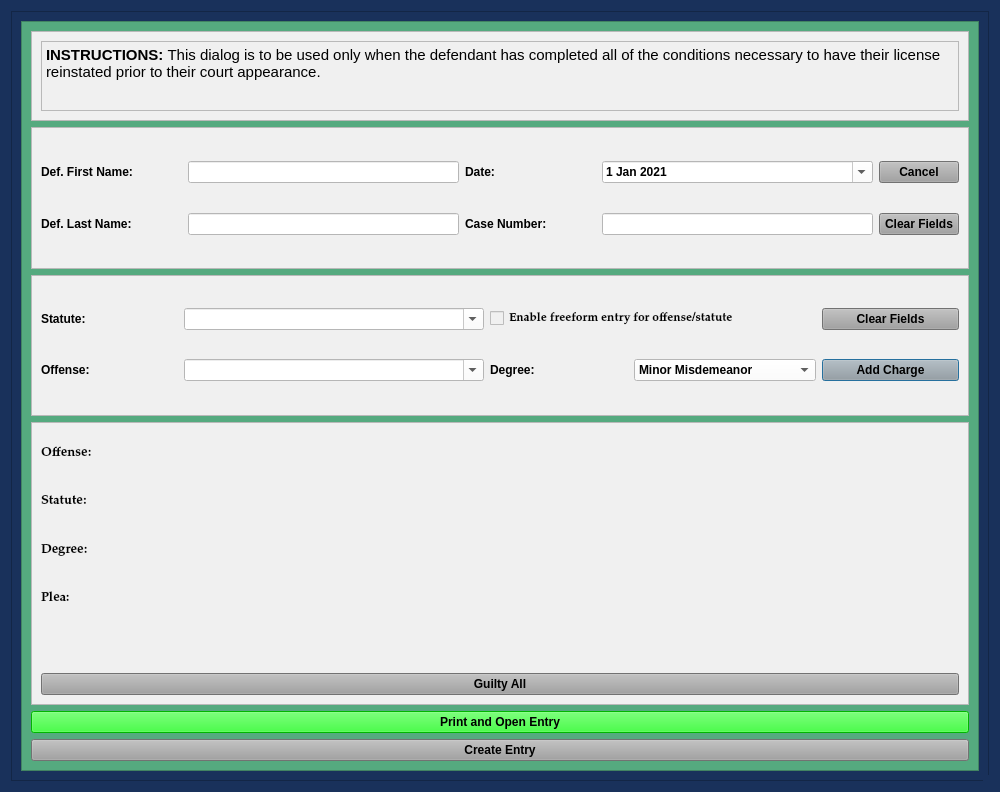
Before: the Qt Designer form views/ui/LeapPleaShortDialog.ui in HunterProgram22/MuniEntry, drawn with Qt 5.
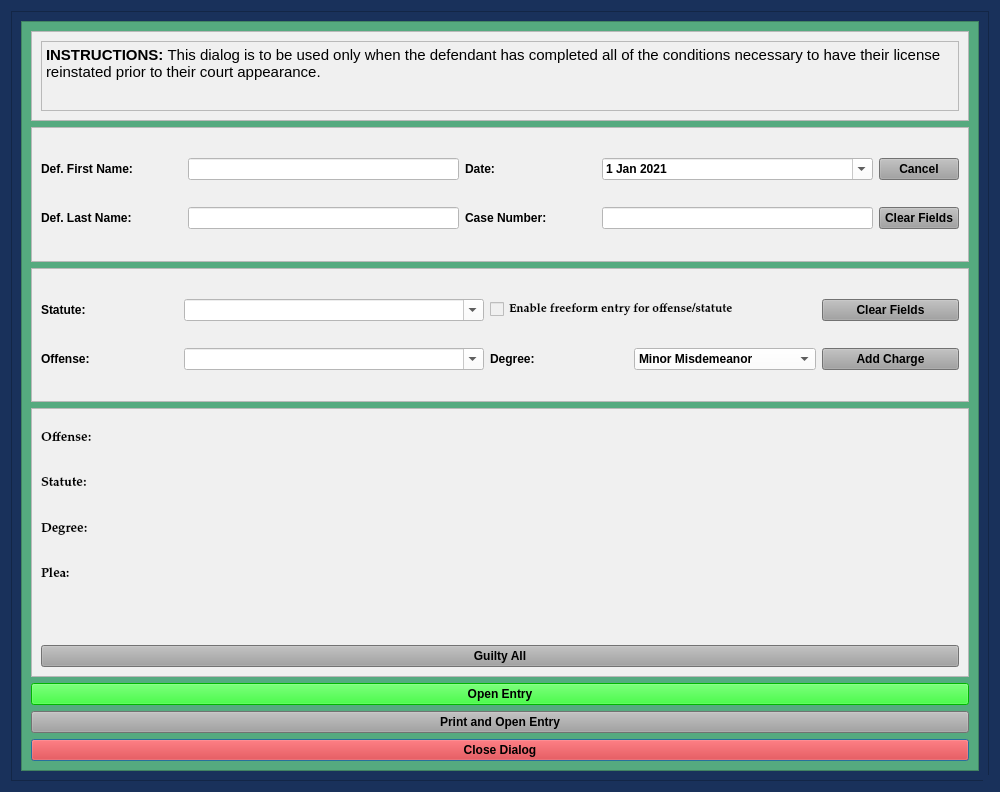
After: the same form once the commit is applied.

Commit message: Updated LEAP and Not Guilty with close button.

```diff
--- a/views/ui/LeapPleaShortDialog.ui
+++ b/views/ui/LeapPleaShortDialog.ui
@@ -177,11 +177,21 @@
           <rect>
            <x>0</x>
            <y>0</y>
-           <width>956</width>
-           <height>748</height>
+           <width>960</width>
+           <height>752</height>
           </rect>
          </property>
-         <layout class="QGridLayout" name="gridLayout_5" rowstretch="1,2,2,4,1,0">
+         <layout class="QGridLayout" name="gridLayout_5" rowstretch="1,2,2,4,1,0,0,0">
+          <item row="7" column="0">
+           <widget class="QPushButton" name="close_dialog_Button">
+            <property name="styleSheet">
+             <string notr="true">background-color: rgb(255, 0, 0);</string>
+            </property>
+            <property name="text">
+             <string>Close Dialog</string>
+            </property>
+           </widget>
+          </item>
           <item row="3" column="0">
            <widget class="QFrame" name="frame_6">
             <property name="styleSheet">
@@ -194,6 +204,19 @@
              <enum>QFrame::Raised</enum>
             </property>
             <layout class="QGridLayout" name="gridLayout_3">
+             <item row="1" column="0">
+              <widget class="QPushButton" name="guilty_all_Button">
+               <property name="focusPolicy">
+                <enum>Qt::NoFocus</enum>
+               </property>
+               <property name="styleSheet">
+                <string notr="true">background-color: rgb(160, 160, 160);</string>
+               </property>
+               <property name="text">
+                <string>Guilty All</string>
+               </property>
+              </widget>
+             </item>
              <item row="0" column="0">
               <layout class="QGridLayout" name="charges_gridLayout">
                <item row="1" column="0">
@@ -272,8 +295,145 @@
                </item>
               </layout>
              </item>
+            </layout>
+           </widget>
+          </item>
+          <item row="1" column="0">
+           <widget class="QFrame" name="frame_3">
+            <property name="styleSheet">
+             <string notr="true">background-color: rgb(240, 240, 240);</string>
+            </property>
+            <property name="frameShape">
+             <enum>QFrame::StyledPanel</enum>
+            </property>
+            <property name="frameShadow">
+             <enum>QFrame::Raised</enum>
+            </property>
+            <layout class="QGridLayout" name="gridLayout">
+             <item row="0" column="0">
+              <widget class="QLabel" name="label">
+               <property name="minimumSize">
+                <size>
+                 <width>141</width>
+                 <height>0</height>
+                </size>
+               </property>
+               <property name="text">
+                <string>Def. First Name:</string>
+               </property>
+              </widget>
+             </item>
+             <item row="0" column="1">
+              <widget class="QLineEdit" name="defendant_first_name_lineEdit">
+               <property name="maximumSize">
+                <size>
+                 <width>500</width>
+                 <height>16777215</height>
+                </size>
+               </property>
+               <property name="styleSheet">
+                <string notr="true">background-color: rgb(255, 255, 255);</string>
+               </property>
+              </widget>
+             </item>
+             <item row="0" column="2">
+              <widget class="QLabel" name="label_26">
+               <property name="text">
+                <string>Date:</string>
+               </property>
+              </widget>
+             </item>
+             <item row="0" column="3">
+              <widget class="QDateEdit" name="plea_trial_date">
+               <property name="focusPolicy">
+                <enum>Qt::NoFocus</enum>
+               </property>
+               <property name="styleSheet">
+                <string notr="true">background-color: rgb(255, 255, 255);</string>
+               </property>
+               <property name="minimumDate">
+                <date>
+                 <year>2021</year>
+                 <month>1</month>
+                 <day>1</day>
+                </date>
+               </property>
+               <property name="calendarPopup">
+                <bool>true</bool>
+               </property>
+               <property name="date">
+                <date>
+                 <year>2021</year>
+                 <month>1</month>
+                 <day>1</day>
+                </date>
+               </property>
+              </widget>
+             </item>
+             <item row="0" column="4">
+              <widget class="QPushButton" name="cancel_Button">
+               <property name="focusPolicy">
+                <enum>Qt::NoFocus</enum>
+               </property>
+               <property name="styleSheet">
+                <string notr="true">background-color: rgb(160, 160, 160);</string>
+               </property>
+               <property name="text">
+                <string>Cancel</string>
+               </property>
+              </widget>
+             </item>
              <item row="1" column="0">
-              <widget class="QPushButton" name="guilty_all_Button">
+              <widget class="QLabel" name="label_2">
+               <property name="minimumSize">
+                <size>
+                 <width>141</width>
+                 <height>0</height>
+                </size>
+               </property>
+               <property name="text">
+                <string>Def. Last Name:</string>
+               </property>
+              </widget>
+             </item>
+             <item row="1" column="1">
+              <widget class="QLineEdit" name="defendant_last_name_lineEdit">
+               <property name="enabled">
+                <bool>true</bool>
+               </property>
+               <property name="styleSheet">
+                <string notr="true">background-color: rgb(255, 255, 255);</string>
+               </property>
+              </widget>
+             </item>
+             <item row="1" column="2">
+              <widget class="QLabel" name="label_3">
+               <property name="minimumSize">
+                <size>
+                 <width>131</width>
+                 <height>0</height>
+                </size>
+               </property>
+               <property name="text">
+                <string>Case Number:</string>
+               </property>
+              </widget>
+             </item>
+             <item row="1" column="3">
+              <widget class="QLineEdit" name="case_number_lineEdit">
+               <property name="maximumSize">
+                <size>
+                 <width>500</width>
+                 <height>16777215</height>
+                </size>
+               </property>
+               <property name="styleSheet">
+                <string notr="true">background-color: rgb(255, 255, 255);</string>
+               </property>
+              </widget>
+             </item>
+             <item row="1" column="4">
+              <widget class="QPushButton" name="clear_fields_case_Button">
                <property name="focusPolicy">
                 <enum>Qt::NoFocus</enum>
                </property>
@@ -281,7 +441,7 @@
                 <string notr="true">background-color: rgb(160, 160, 160);</string>
                </property>
                <property name="text">
-                <string>Guilty All</string>
+                <string>Clear Fields</string>
                </property>
               </widget>
              </item>
@@ -450,19 +610,6 @@
             </layout>
            </widget>
           </item>
-          <item row="5" column="0">
-           <widget class="QPushButton" name="create_entry_Button">
-            <property name="styleSheet">
-             <string notr="true">background-color: rgb(160, 160, 160);</string>
-            </property>
-            <property name="text">
-             <string>Create Entry</string>
-            </property>
-            <property name="autoDefault">
-             <bool>false</bool>
-            </property>
-           </widget>
-          </item>
           <item row="0" column="0">
            <widget class="QFrame" name="frame_2">
             <property name="styleSheet">
@@ -492,166 +639,29 @@
             </layout>
            </widget>
           </item>
-          <item row="1" column="0">
-           <widget class="QFrame" name="frame_3">
-            <property name="styleSheet">
-             <string notr="true">background-color: rgb(240, 240, 240);</string>
-            </property>
-            <property name="frameShape">
-             <enum>QFrame::StyledPanel</enum>
-            </property>
-            <property name="frameShadow">
-             <enum>QFrame::Raised</enum>
-            </property>
-            <layout class="QGridLayout" name="gridLayout">
-             <item row="0" column="0">
-              <widget class="QLabel" name="label">
-               <property name="minimumSize">
-                <size>
-                 <width>141</width>
-                 <height>0</height>
-                </size>
-               </property>
-               <property name="text">
-                <string>Def. First Name:</string>
-               </property>
-              </widget>
-             </item>
-             <item row="0" column="1">
-              <widget class="QLineEdit" name="defendant_first_name_lineEdit">
-               <property name="maximumSize">
-                <size>
-                 <width>500</width>
-                 <height>16777215</height>
-                </size>
-               </property>
-               <property name="styleSheet">
-                <string notr="true">background-color: rgb(255, 255, 255);</string>
-               </property>
-              </widget>
-             </item>
-             <item row="0" column="2">
-              <widget class="QLabel" name="label_26">
-               <property name="text">
-                <string>Date:</string>
-               </property>
-              </widget>
-             </item>
-             <item row="0" column="3">
-              <widget class="QDateEdit" name="plea_trial_date">
-               <property name="focusPolicy">
-                <enum>Qt::NoFocus</enum>
-               </property>
-               <property name="styleSheet">
-                <string notr="true">background-color: rgb(255, 255, 255);</string>
-               </property>
-               <property name="minimumDate">
-                <date>
-                 <year>2021</year>
-                 <month>1</month>
-                 <day>1</day>
-                </date>
-               </property>
-               <property name="calendarPopup">
-                <bool>true</bool>
-               </property>
-               <property name="date">
-                <date>
-                 <year>2021</year>
-                 <month>1</month>
-                 <day>1</day>
-                </date>
-               </property>
-              </widget>
-             </item>
-             <item row="0" column="4">
-              <widget class="QPushButton" name="cancel_Button">
-               <property name="focusPolicy">
-                <enum>Qt::NoFocus</enum>
-               </property>
-               <property name="styleSheet">
-                <string notr="true">background-color: rgb(160, 160, 160);</string>
-               </property>
-               <property name="text">
-                <string>Cancel</string>
-               </property>
-              </widget>
-             </item>
-             <item row="1" column="0">
-              <widget class="QLabel" name="label_2">
-               <property name="minimumSize">
-                <size>
-                 <width>141</width>
-                 <height>0</height>
-                </size>
-               </property>
-               <property name="text">
-                <string>Def. Last Name:</string>
-               </property>
-              </widget>
-             </item>
-             <item row="1" column="1">
-              <widget class="QLineEdit" name="defendant_last_name_lineEdit">
-               <property name="enabled">
-                <bool>true</bool>
-               </property>
-               <property name="styleSheet">
-                <string notr="true">background-color: rgb(255, 255, 255);</string>
-               </property>
-              </widget>
-             </item>
-             <item row="1" column="2">
-              <widget class="QLabel" name="label_3">
-               <property name="minimumSize">
-                <size>
-                 <width>131</width>
-                 <height>0</height>
-                </size>
-               </property>
-               <property name="text">
-                <string>Case Number:</string>
-               </property>
-              </widget>
-             </item>
-             <item row="1" column="3">
-              <widget class="QLineEdit" name="case_number_lineEdit">
-               <property name="maximumSize">
-                <size>
-                 <width>500</width>
-                 <height>16777215</height>
-                </size>
-               </property>
-               <property name="styleSheet">
-                <string notr="true">background-color: rgb(255, 255, 255);</string>
-               </property>
-              </widget>
-             </item>
-             <item row="1" column="4">
-              <widget class="QPushButton" name="clear_fields_case_Button">
-               <property name="focusPolicy">
-                <enum>Qt::NoFocus</enum>
-               </property>
-               <property name="styleSheet">
-                <string notr="true">background-color: rgb(160, 160, 160);</string>
-               </property>
-               <property name="text">
-                <string>Clear Fields</string>
-               </property>
-              </widget>
-             </item>
-            </layout>
-           </widget>
-          </item>
-          <item row="4" column="0">
+          <item row="5" column="0">
            <widget class="QPushButton" name="print_entry_Button">
             <property name="styleSheet">
-             <string notr="true">background-color: rgb(0, 255, 0);</string>
+             <string notr="true">background-color: rgb(160, 160, 160);</string>
             </property>
             <property name="text">
              <string>Print and Open Entry</string>
             </property>
            </widget>
           </item>
+          <item row="4" column="0">
+           <widget class="QPushButton" name="create_entry_Button">
+            <property name="styleSheet">
+             <string notr="true">background-color: rgb(0, 255, 0);</string>
+            </property>
+            <property name="text">
+             <string>Open Entry</string>
+            </property>
+            <property name="autoDefault">
+             <bool>false</bool>
+            </property>
+           </widget>
+          </item>
          </layout>
         </widget>
        </widget>
```
Left out of the diff: 1 changed line with no effect on the pictures. The commit also changes 9 other files.
